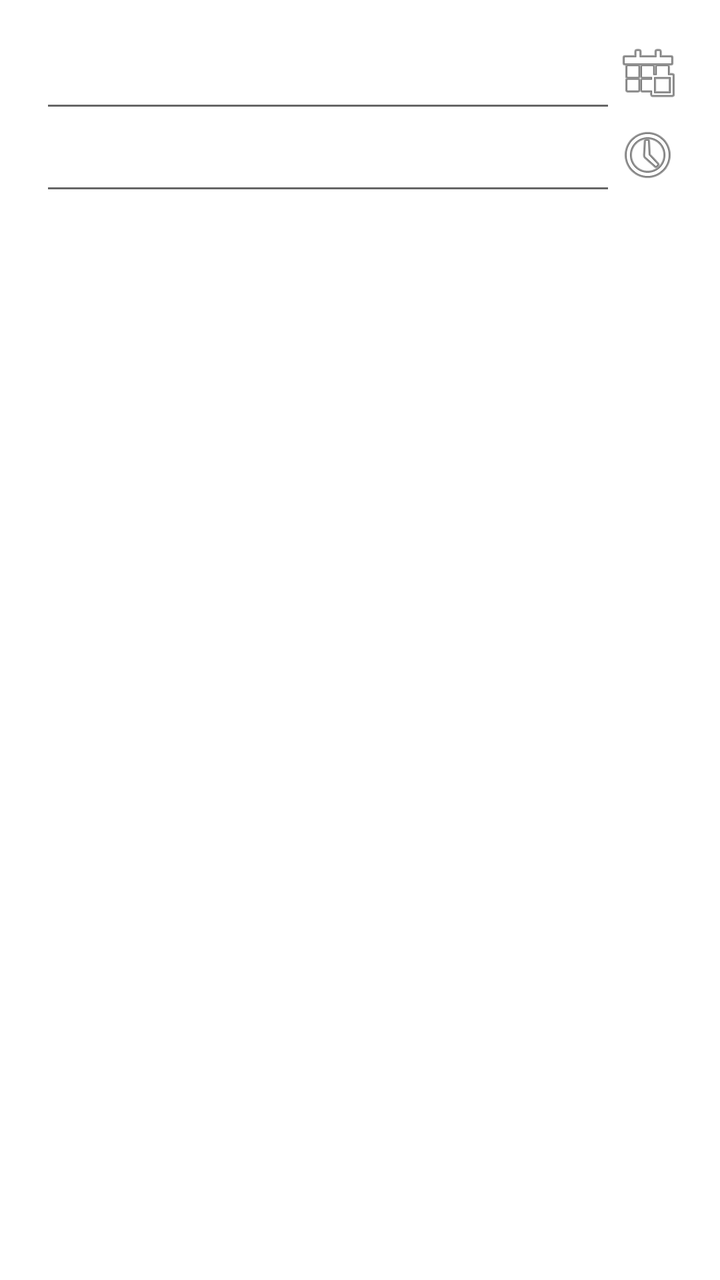
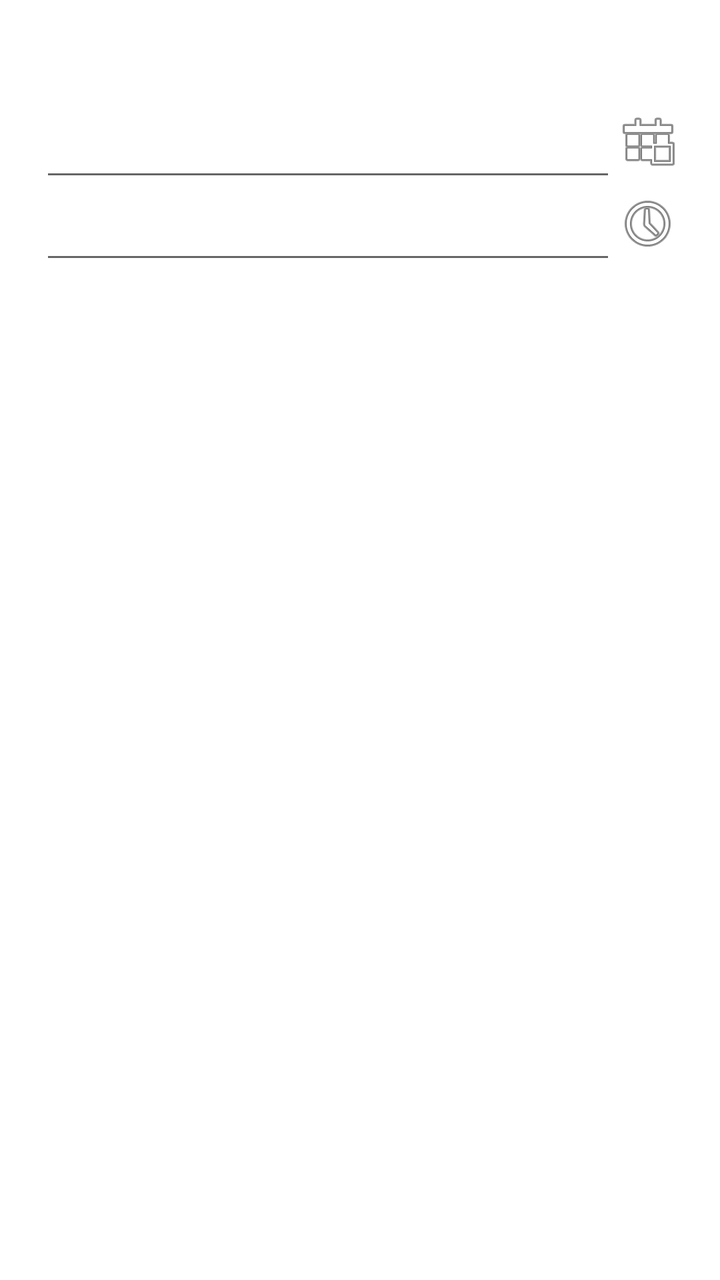

Compare the two renders of this Android layout. The source of the first and the diff that turns it into the second are given below.
<!-- AndroidManifest.xml: fallback theme Theme.MaterialComponents.DayNight.NoActionBar -->
<!-- res/layout/timestamp.xml -->
<?xml version="1.0" encoding="utf-8"?>
<LinearLayout xmlns:android="http://schemas.android.com/apk/res/android"
    android:orientation="vertical"
    android:layout_width="match_parent"
    android:layout_height="match_parent"
    android:padding="20sp">

    <LinearLayout
        android:orientation="horizontal"
        android:layout_width="match_parent"
        android:layout_height="wrap_content">

        <EditText
            android:id="@+id/edit_date"
            android:layout_weight="1"
            android:layout_height="wrap_content"
            android:layout_width="0dp"/>
        <ImageButton
            android:id="@+id/set_date"
            android:layout_width="wrap_content"
            android:layout_height="wrap_content"
            android:background="@android:drawable/ic_menu_today"

            />
    </LinearLayout>
    <LinearLayout
        android:orientation="horizontal"
        android:layout_width="match_parent"
        android:layout_height="wrap_content">
        <EditText
            android:id="@+id/edit_time"
            android:layout_weight="1"
            android:layout_height="wrap_content"
            android:layout_width="0dp"/>
        <ImageButton
            android:id="@+id/set_time"
            android:layout_width="wrap_content"
            android:layout_height="wrap_content"
            android:background="@android:drawable/ic_menu_recent_history"/>
    </LinearLayout>
</LinearLayout>
<!-- resources referenced by this layout -->
<resources>

</resources>

<!-- the commit's change to res/layout/timestamp.xml (unified diff, before → after) -->
@@ -4,6 +4,16 @@
     android:layout_width="match_parent"
     android:layout_height="match_parent"
     android:padding="20sp">
+
+    <TextView
+        android:id="@+id/dlg_title"
+        android:layout_height="wrap_content"
+        android:layout_width="fill_parent"
+        android:layout_marginBottom="10dip"
+        android:textAppearance="?android:attr/textAppearanceMedium"
+        android:textStyle="bold"
+        android:gravity="left"
+        />
 
     <LinearLayout
         android:orientation="horizontal"
